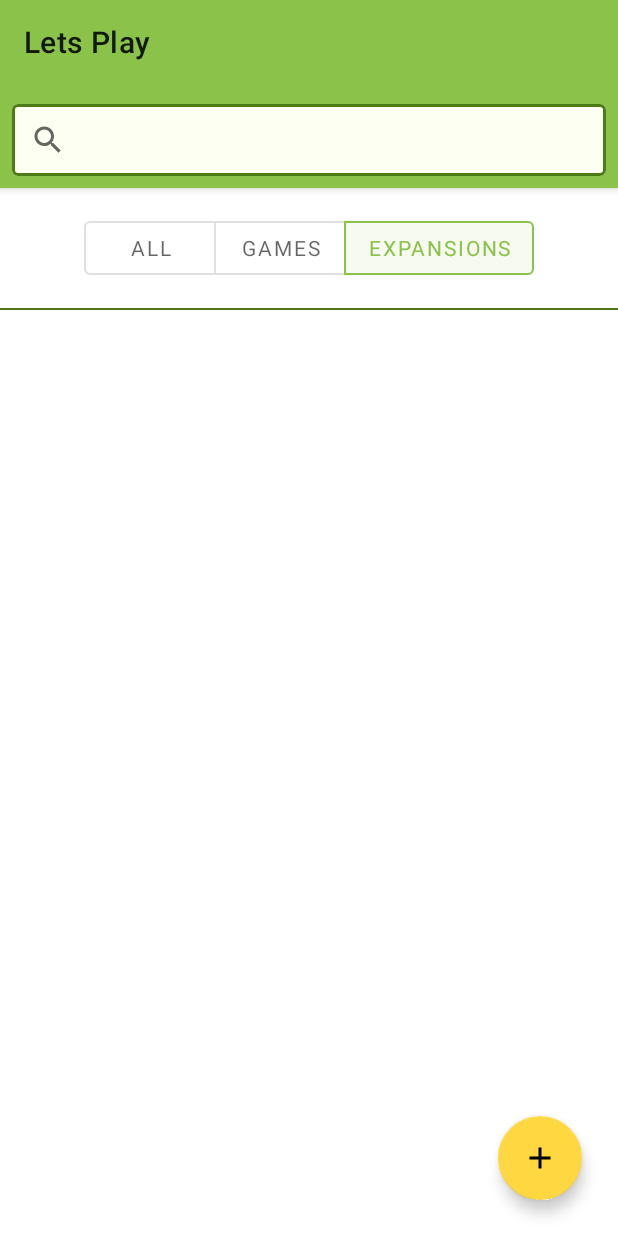
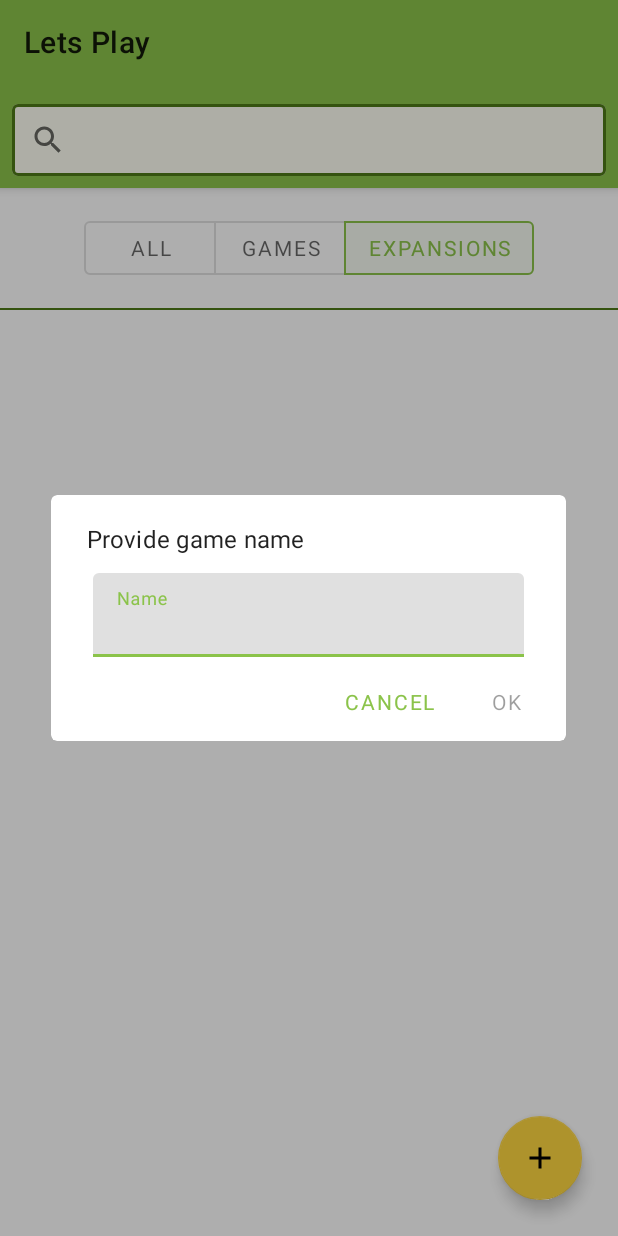
Before and after one commit to agatap2/Lets_Play, an Android app: the screen it shows after launch (MainActivity), after a tap on "Add game", on a phone screen of 412 x 824 dp. Run offline under Robolectric (Android 15) with nearby library versions, the phone set to English and light mode, and no system bars; our stand-ins replace Dagger/Hilt's generated code, Room's generated code, data binding; pictures from the network do not load; Roboto replaces fonts that are not available here; 1 other tap on this screen came first.

Commit message:
Loading games from API

```diff
--- a/app/build.gradle
+++ b/app/build.gradle
@@ -3,6 +3,7 @@ plugins {
     id 'kotlin-android'
     id 'androidx.navigation.safeargs'
     id 'dagger.hilt.android.plugin'
+    id 'kotlin-parcelize'
     id 'kotlin-kapt'
 }
 
@@ -73,6 +74,7 @@ dependencies {
 
     // Hilt
     implementation "com.google.dagger:hilt-android:$dagger_hilt_version"
+    implementation 'androidx.legacy:legacy-support-v4:1.0.0'
     kapt "com.google.dagger:hilt-android-compiler:$dagger_hilt_version"
     kapt "androidx.hilt:hilt-compiler:1.0.0"
 
--- a/app/src/main/AndroidManifest.xml
+++ b/app/src/main/AndroidManifest.xml
@@ -2,6 +2,9 @@
 <manifest xmlns:android="http://schemas.android.com/apk/res/android"
     xmlns:tools="http://schemas.android.com/tools"
     package="com.akobusinska.letsplay">
+
+    <uses-permission android:name="android.permission.INTERNET" />
+    <uses-permission android:name="android.permission.ACCESS_NETWORK_STATE" />
 
     <application
         android:name=".MainApplication"
--- a/app/src/main/java/com/akobusinska/letsplay/data/entities/MyGame.kt
+++ b/app/src/main/java/com/akobusinska/letsplay/data/entities/MyGame.kt
@@ -1,8 +1,11 @@
 package com.akobusinska.letsplay.data.entities
 
+import android.os.Parcelable
 import androidx.room.Entity
 import androidx.room.PrimaryKey
+import kotlinx.android.parcel.Parcelize
 
+@Parcelize
 @Entity(tableName = "my_game_table")
 data class MyGame(
     @PrimaryKey(autoGenerate = true)
@@ -16,7 +19,7 @@ data class MyGame(
     var minAge: Int,
     var thumbURL: String,
     var gameType: GameType
-)
+): Parcelable
 
 enum class GameType(type: String) {
     GAME("game"), EXPANSION("expansion")
--- a/app/src/main/java/com/akobusinska/letsplay/data/repository/GameRepository.kt
+++ b/app/src/main/java/com/akobusinska/letsplay/data/repository/GameRepository.kt
@@ -21,9 +21,9 @@ class GameRepository(
 
     fun getOnlyExpansions() = localDataSource.getFilteredCollection(GameType.EXPANSION)
 
-    suspend fun downloadGamesList(name: String): GamesList {
+    suspend fun downloadGamesList(name: String): List<MyGame> {
         return withContext(Dispatchers.IO) {
-            remoteDataSource.searchForGames(name)
+            formatData(remoteDataSource.searchForGames(name))
         }
     }
 
--- a/app/src/main/java/com/akobusinska/letsplay/ui/gamesList/GamesListAdapter.kt
+++ b/app/src/main/java/com/akobusinska/letsplay/ui/gamesList/BasicGamesListAdapter.kt
@@ -8,8 +8,8 @@ import androidx.recyclerview.widget.RecyclerView
 import com.akobusinska.letsplay.data.entities.MyGame
 import com.akobusinska.letsplay.databinding.BasicListItemBinding
 
-class GamesListAdapter(private val clickListener: GamesListListener) :
-    ListAdapter<MyGame, GamesListAdapter.ViewHolder>(DiffCallback) {
+class BasicGamesListAdapter(private val clickListener: GamesListListener) :
+    ListAdapter<MyGame, BasicGamesListAdapter.ViewHolder>(DiffCallback) {
 
     override fun onCreateViewHolder(parent: ViewGroup, viewType: Int): ViewHolder {
         return ViewHolder.from(parent)
@@ -29,7 +29,7 @@ class GamesListAdapter(private val clickListener: GamesListListener) :
         }
     }
 
-    class ViewHolder private constructor(private val binding: BasicListItemBinding) :
+    class ViewHolder constructor(private val binding: BasicListItemBinding) :
         RecyclerView.ViewHolder(binding.root) {
 
         fun bind(clickListener: GamesListListener, item: MyGame) {
@@ -41,14 +41,14 @@ class GamesListAdapter(private val clickListener: GamesListListener) :
         companion object {
             fun from(parent: ViewGroup): ViewHolder {
                 val layoutInflater = LayoutInflater.from(parent.context)
-                val binding = BasicListItemBinding.inflate(layoutInflater, parent, false)
+                val binding = BasicListItemBinding.inflate(layoutInflater)
 
                 return ViewHolder(binding)
             }
         }
     }
 
-    class GamesListListener(val clickListener: (gameId: Int) -> Unit) {
-        fun onClick(game: MyGame) = clickListener(game.id)
+    class GamesListListener(val clickListener: (game: MyGame) -> Unit) {
+        fun onClick(game: MyGame) = clickListener(game)
     }
 }
--- a/app/src/main/java/com/akobusinska/letsplay/ui/gamesList/GamesListFragment.kt
+++ b/app/src/main/java/com/akobusinska/letsplay/ui/gamesList/GamesListFragment.kt
@@ -7,11 +7,15 @@ import android.view.ViewGroup
 import androidx.databinding.DataBindingUtil
 import androidx.fragment.app.Fragment
 import androidx.fragment.app.viewModels
+import androidx.navigation.fragment.findNavController
 import com.akobusinska.letsplay.R
 import com.akobusinska.letsplay.data.entities.GameType
 import com.akobusinska.letsplay.databinding.FragmentGamesListBinding
-import com.akobusinska.letsplay.ui.gamesList.GamesListAdapter.GamesListListener
+import com.akobusinska.letsplay.ui.gamesList.BasicGamesListAdapter.GamesListListener
 import com.akobusinska.letsplay.utils.afterTextChanged
+import com.akobusinska.letsplay.utils.showInput
+import com.google.android.material.dialog.MaterialAlertDialogBuilder
+import com.google.android.material.textfield.TextInputLayout
 import dagger.hilt.android.AndroidEntryPoint
 
 @AndroidEntryPoint
@@ -32,8 +36,8 @@ class GamesListFragment : Fragment() {
             inflater, R.layout.fragment_games_list, container, false
         )
 
-        val adapter = GamesListAdapter(GamesListListener { gameId ->
-            viewModel.navigateToGameDetails(gameId)
+        val adapter = BasicGamesListAdapter(GamesListListener { game ->
+            viewModel.navigateToGameDetails(game.id)
         })
 
         binding.lifecycleOwner = this
@@ -62,7 +66,26 @@ class GamesListFragment : Fragment() {
         }
 
         binding.addGameButton.setOnClickListener {
-            // Navigate to add new game fragment
+
+            val dialogView =
+                LayoutInflater.from(requireContext()).inflate(R.layout.dialog_text_input, null)
+
+            MaterialAlertDialogBuilder(requireContext())
+                .setView(dialogView)
+                .setTitle(R.string.provide_game_name)
+                .setPositiveButton(R.string.ok) { _, _ ->
+                    this.findNavController().navigate(
+                        GamesListFragmentDirections.searchForGame(
+                            dialogView.findViewById<TextInputLayout>
+                                (R.id.dialog_text_input_layout)?.editText?.text.toString()
+                        )
+                    )
+                }
+                .setNegativeButton(R.string.cancel, null)
+                .showInput(
+                    R.id.dialog_text_input_layout,
+                    R.string.game_name
+                )
         }
 
         binding.searchBar.afterTextChanged {
--- a/app/src/main/java/com/akobusinska/letsplay/utils/ExtensionUtils.kt
+++ b/app/src/main/java/com/akobusinska/letsplay/utils/ExtensionUtils.kt
@@ -1,8 +1,13 @@
 package com.akobusinska.letsplay.utils
 
+import android.app.AlertDialog
+import android.app.Dialog
 import android.text.Editable
 import android.text.TextWatcher
+import androidx.core.widget.doOnTextChanged
+import com.google.android.material.dialog.MaterialAlertDialogBuilder
 import com.google.android.material.textfield.TextInputEditText
+import com.google.android.material.textfield.TextInputLayout
 
 fun TextInputEditText.afterTextChanged(afterTextChanged: (String) -> Unit) {
     this.addTextChangedListener(object : TextWatcher {
@@ -18,3 +23,21 @@ fun TextInputEditText.afterTextChanged(afterTextChanged: (String) -> Unit) {
 
     })
 }
+
+fun MaterialAlertDialogBuilder.showInput(
+    textInputId: Int,
+    hintResId: Int
+): Dialog {
+
+    val dialog = this.show()
+    val til = dialog.findViewById<TextInputLayout>(textInputId)
+    dialog.getButton(AlertDialog.BUTTON_POSITIVE).isEnabled = false
+    til?.let {
+        til.hint = context.getString(hintResId)
+        til.editText?.doOnTextChanged { text, _, _, _ ->
+            dialog.getButton(AlertDialog.BUTTON_POSITIVE)
+                .isEnabled = !text.isNullOrBlank()
+        }
+    }
+    return dialog
+}
--- /dev/null
+++ b/app/src/main/res/layout/dialog_text_input.xml
@@ -0,0 +1,20 @@
+<?xml version="1.0" encoding="utf-8"?>
+<FrameLayout xmlns:android="http://schemas.android.com/apk/res/android"
+    android:layout_width="match_parent"
+    android:layout_height="wrap_content"
+    android:paddingStart="?attr/dialogPreferredPadding"
+    android:paddingTop="8dp"
+    android:paddingEnd="?attr/dialogPreferredPadding">
+
+    <com.google.android.material.textfield.TextInputLayout
+        android:id="@+id/dialog_text_input_layout"
+        android:layout_width="match_parent"
+        android:layout_height="wrap_content"
+        android:layout_margin="4dp">
+
+        <com.google.android.material.textfield.TextInputEditText
+            android:id="@+id/game_name"
+            android:layout_width="match_parent"
+            android:layout_height="wrap_content" />
+    </com.google.android.material.textfield.TextInputLayout>
+</FrameLayout>
--- a/app/src/main/res/layout/fragment_games_list.xml
+++ b/app/src/main/res/layout/fragment_games_list.xml
@@ -99,6 +99,7 @@
             android:layout_width="match_parent"
             android:layout_height="0dp"
             android:layout_marginTop="8dp"
+            app:layoutManager="androidx.recyclerview.widget.LinearLayoutManager"
             app:layout_constraintBottom_toBottomOf="parent"
             app:layout_constraintTop_toBottomOf="@+id/view"
             app:listData="@{viewModel.gamesCollection}" />
--- a/app/src/main/res/navigation/navigation.xml
+++ b/app/src/main/res/navigation/navigation.xml
@@ -8,5 +8,34 @@
         android:id="@+id/gamesListFragment"
         android:name="com.akobusinska.letsplay.ui.gamesList.GamesListFragment"
         android:label="GamesListFragment"
-        tools:layout="@layout/fragment_games_list" />
+        tools:layout="@layout/fragment_games_list">
+        <action
+            android:id="@+id/searchForGame"
+            app:destination="@id/webSearchResultFragment" />
+    </fragment>
+    <fragment
+        android:id="@+id/webSearchResultFragment"
+        android:name="com.akobusinska.letsplay.ui.addGame.WebSearchResultFragment"
+        android:label="fragment_web_search_result"
+        tools:layout="@layout/fragment_web_search_result">
+        <argument
+            android:name="gameName"
+            app:argType="string" />
+        <action
+            android:id="@+id/navigateToNewGameForm"
+            app:destination="@id/addNewGameFragment" />
+    </fragment>
+    <fragment
+        android:id="@+id/addNewGameFragment"
+        android:name="com.akobusinska.letsplay.ui.addGame.AddNewGameFragment"
+        android:label="fragment_add_new_game"
+        tools:layout="@layout/fragment_add_new_game">
+        <argument
+            android:name="game"
+            app:argType="com.akobusinska.letsplay.data.entities.MyGame"
+            app:nullable="true" />
+        <argument
+            android:name="gameName"
+            app:argType="string" />
+    </fragment>
 </navigation>
--- a/app/src/main/res/values/strings.xml
+++ b/app/src/main/res/values/strings.xml
@@ -1,11 +1,17 @@
 <resources>
     <string name="app_name">Lets Play</string>
     <string name="game_cover">Game cover</string>
-    <string name="game_name">Game name</string>
+    <string name="game_name">Name</string>
     <string name="games">Games</string>
     <string name="expansions">Expansions</string>
     <string name="all">All</string>
     <string name="game_time">%d min - %d min</string>
     <string name="numberOfPlayers">%d - %d</string>
     <string name="add_game">Add game</string>
+    <string name="provide_game_name">Provide game name</string>
+    <string name="ok">OK</string>
+    <string name="cancel">Cancel</string>
+    <string name="select_game">Select game</string>
+    <string name="skip">Skip</string>
+    <string name="loading_icon">Loading icon</string>
 </resources>
```
Also changed, not shown: app/src/main/java/com/akobusinska/letsplay/ui/addGame/AddNewGameFragment.kt (added, +24 -0 lines), app/src/main/java/com/akobusinska/letsplay/ui/addGame/WebSearchResultFragment.kt (added, +68 -0 lines), app/src/main/java/com/akobusinska/letsplay/ui/addGame/WebSearchResultViewModel.kt (added, +50 -0 lines), app/src/main/java/com/akobusinska/letsplay/utils/BindingUtils.kt (+22 -2 lines), app/src/main/res/drawable/ic_connection_error.xml (added, +27 -0 lines), app/src/main/res/layout/basic_list_item.xml (+11 -18 lines), app/src/main/res/layout/fragment_add_new_game.xml (added, +34 -0 lines), app/src/main/res/layout/fragment_web_search_result.xml (added, +69 -0 lines).
